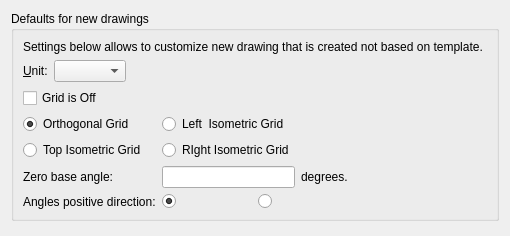
This is librecad/src/ui/dialogs/settings/options_general/pages/application/lc_settings_page_drawing_defaults.ui in sand1024/LibreCAD as Qt 5 draws it before an edit. The edited form follows.
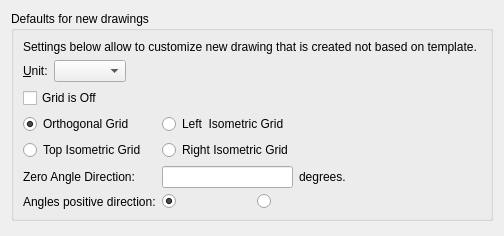
This is the edited form. Icons and pictures are not drawn. Custom widgets are drawn as their Qt base class.

Diff of the .ui file:
```diff
--- a/librecad/src/ui/dialogs/settings/options_general/pages/application/lc_settings_page_drawing_defaults.ui
+++ b/librecad/src/ui/dialogs/settings/options_general/pages/application/lc_settings_page_drawing_defaults.ui
@@ -20,7 +20,7 @@
       <item row="0" column="0" colspan="4">
        <widget class="QLabel" name="label">
         <property name="text">
-         <string>Settings below allows to customize new drawing that is created not based on template. </string>
+         <string>Settings below allow to customize new drawing that is created not based on template. </string>
         </property>
        </widget>
       </item>
@@ -63,14 +63,14 @@
       <item row="4" column="1">
        <widget class="QRadioButton" name="rbGridIsoRight">
         <property name="text">
-         <string>RIght Isometric Grid</string>
+         <string>Right Isometric Grid</string>
         </property>
        </widget>
       </item>
       <item row="5" column="0">
        <widget class="QLabel" name="label_30">
         <property name="text">
-         <string>Zero base angle:</string>
+         <string>Zero Angle Direction:</string>
         </property>
         <property name="buddy">
          <cstring>leDefAngleBaseZero</cstring>
```
Left out of the diff: 6 changed lines with no effect on the pictures.
